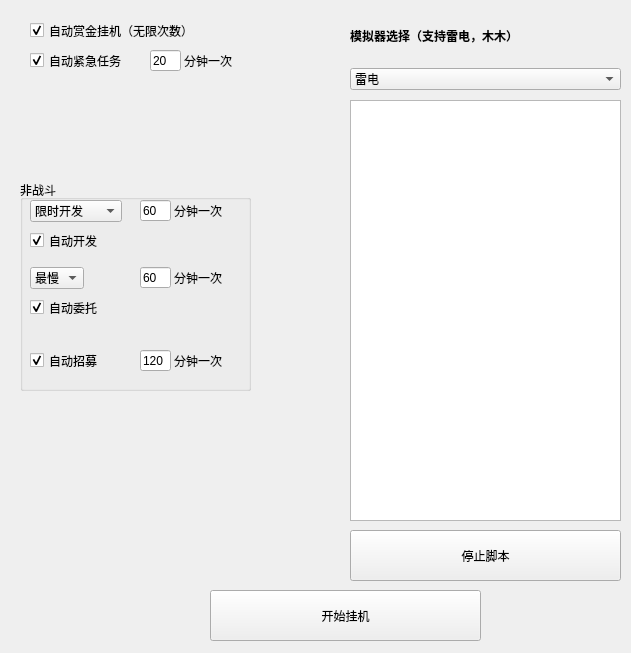
First picture: the form in player.ui, repository HermitZHQ/GameAssistant, before the edit.
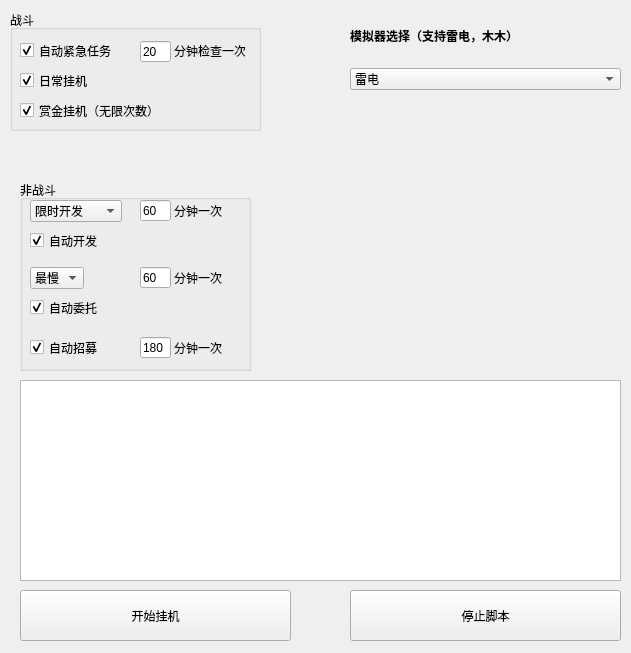
Second picture: the form after the edit.

```diff
--- a/player.ui
+++ b/player.ui
@@ -17,7 +17,7 @@
    <property name="geometry">
     <rect>
      <x>350</x>
-     <y>530</y>
+     <y>590</y>
      <width>271</width>
      <height>51</height>
     </rect>
@@ -29,10 +29,10 @@
   <widget class="QListWidget" name="list_tip">
    <property name="geometry">
     <rect>
-     <x>350</x>
-     <y>100</y>
-     <width>271</width>
-     <height>421</height>
+     <x>20</x>
+     <y>380</y>
+     <width>601</width>
+     <height>201</height>
     </rect>
    </property>
   </widget>
@@ -87,7 +87,7 @@
   <widget class="QPushButton" name="btn_startAuto">
    <property name="geometry">
     <rect>
-     <x>210</x>
+     <x>20</x>
      <y>590</y>
      <width>271</width>
      <height>51</height>
@@ -97,29 +97,13 @@
     <string>开始挂机</string>
    </property>
   </widget>
-  <widget class="QCheckBox" name="chk_reward">
-   <property name="geometry">
-    <rect>
-     <x>30</x>
-     <y>20</y>
-     <width>201</width>
-     <height>21</height>
-    </rect>
-   </property>
-   <property name="text">
-    <string>自动赏金挂机（无限次数）</string>
-   </property>
-   <property name="checked">
-    <bool>true</bool>
-   </property>
-  </widget>
   <widget class="QGroupBox" name="groupBox">
    <property name="geometry">
     <rect>
      <x>20</x>
      <y>180</y>
      <width>231</width>
-     <height>211</height>
+     <height>191</height>
     </rect>
    </property>
    <property name="title">
@@ -271,7 +255,7 @@
     <property name="geometry">
      <rect>
       <x>10</x>
-      <y>170</y>
+      <y>157</y>
       <width>91</width>
       <height>21</height>
      </rect>
@@ -287,7 +271,7 @@
     <property name="geometry">
      <rect>
       <x>154</x>
-      <y>173</y>
+      <y>160</y>
       <width>61</width>
       <height>16</height>
      </rect>
@@ -300,57 +284,102 @@
     <property name="geometry">
      <rect>
       <x>120</x>
-      <y>170</y>
+      <y>157</y>
       <width>31</width>
       <height>21</height>
      </rect>
     </property>
     <property name="text">
-     <string>120</string>
+     <string>180</string>
     </property>
    </widget>
   </widget>
-  <widget class="QCheckBox" name="chk_emergency">
+  <widget class="QGroupBox" name="groupBox_2">
    <property name="geometry">
     <rect>
-     <x>30</x>
-     <y>50</y>
-     <width>121</width>
-     <height>21</height>
+     <x>10</x>
+     <y>10</y>
+     <width>251</width>
+     <height>121</height>
     </rect>
    </property>
-   <property name="text">
-    <string>自动紧急任务</string>
+   <property name="title">
+    <string>战斗</string>
    </property>
-   <property name="checked">
-    <bool>true</bool>
-   </property>
-  </widget>
-  <widget class="QLineEdit" name="edt_emergencyInterval">
-   <property name="geometry">
-    <rect>
-     <x>150</x>
-     <y>50</y>
-     <width>31</width>
-     <height>21</height>
-    </rect>
-   </property>
-   <property name="text">
-    <string>20</string>
-   </property>
-  </widget>
-  <widget class="QLabel" name="label_6">
-   <property name="geometry">
-    <rect>
-     <x>184</x>
-     <y>53</y>
-     <width>61</width>
-     <height>16</height>
-    </rect>
-   </property>
-   <property name="text">
-    <string>分钟一次</string>
-   </property>
+   <widget class="QCheckBox" name="chk_daily">
+    <property name="geometry">
+     <rect>
+      <x>10</x>
+      <y>60</y>
+      <width>201</width>
+      <height>21</height>
+     </rect>
+    </property>
+    <property name="text">
+     <string>日常挂机</string>
+    </property>
+    <property name="checked">
+     <bool>true</bool>
+    </property>
+   </widget>
+   <widget class="QCheckBox" name="chk_reward">
+    <property name="geometry">
+     <rect>
+      <x>10</x>
+      <y>90</y>
+      <width>201</width>
+      <height>21</height>
+     </rect>
+    </property>
+    <property name="text">
+     <string>赏金挂机（无限次数）</string>
+    </property>
+    <property name="checked">
+     <bool>true</bool>
+    </property>
+   </widget>
+   <widget class="QLabel" name="label_6">
+    <property name="geometry">
+     <rect>
+      <x>164</x>
+      <y>33</y>
+      <width>71</width>
+      <height>16</height>
+     </rect>
+    </property>
+    <property name="text">
+     <string>分钟检查一次</string>
+    </property>
+   </widget>
+   <widget class="QLineEdit" name="edt_emergencyInterval">
+    <property name="geometry">
+     <rect>
+      <x>130</x>
+      <y>31</y>
+      <width>31</width>
+      <height>21</height>
+     </rect>
+    </property>
+    <property name="text">
+     <string>20</string>
+    </property>
+   </widget>
+   <widget class="QCheckBox" name="chk_emergency">
+    <property name="geometry">
+     <rect>
+      <x>10</x>
+      <y>30</y>
+      <width>121</width>
+      <height>21</height>
+     </rect>
+    </property>
+    <property name="text">
+     <string>自动紧急任务</string>
+    </property>
+    <property name="checked">
+     <bool>true</bool>
+    </property>
+   </widget>
   </widget>
  </widget>
  <resources/>
```
Left out of the diff: 8 changed lines with no effect on the pictures.
